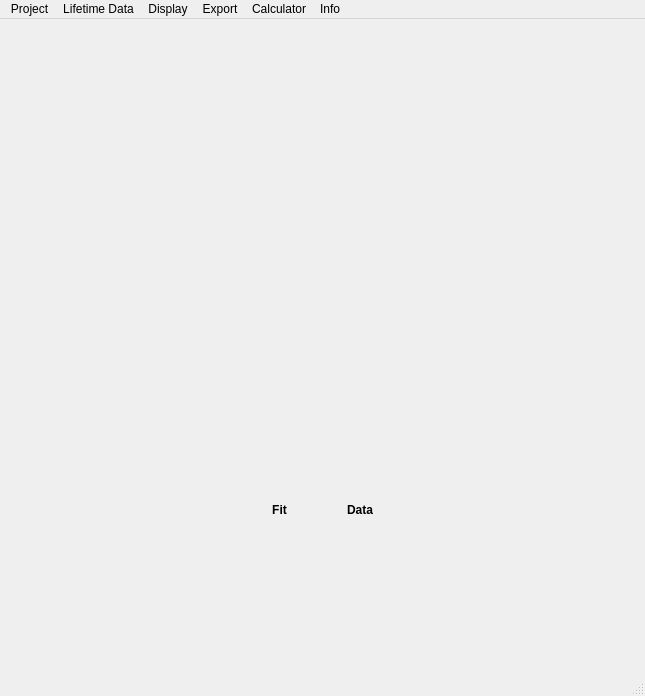
Above: ltfitdlg.ui from dpscience/DQuickLTFit before the change. Below: the same form after it.
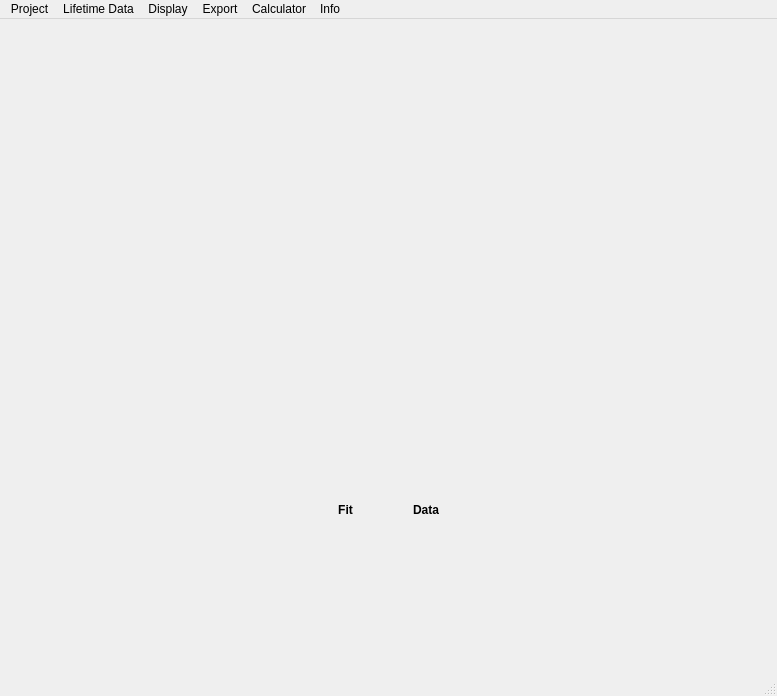
That is the form after the change. Custom widgets are drawn as their Qt base class.

```diff
--- a/ltfitdlg.ui
+++ b/ltfitdlg.ui
@@ -6,7 +6,7 @@
    <rect>
     <x>0</x>
     <y>0</y>
-    <width>645</width>
+    <width>777</width>
     <height>696</height>
    </rect>
   </property>
@@ -137,7 +137,7 @@
     <rect>
      <x>0</x>
      <y>0</y>
-     <width>645</width>
+     <width>777</width>
      <height>25</height>
     </rect>
    </property>
```
